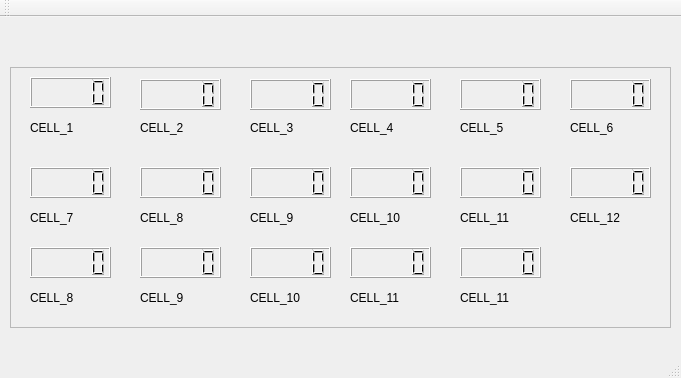
Qt form mainwindow.ui (ZEPORATH/QtTest_1) before a commit.
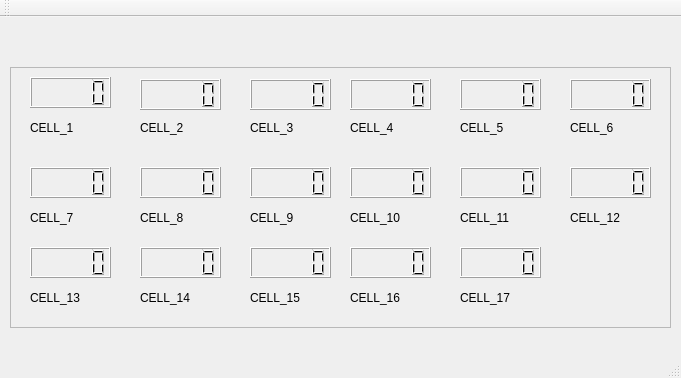
The same form after that commit.

Patch:
```diff
--- a/mainwindow.ui
+++ b/mainwindow.ui
@@ -365,7 +365,7 @@
       </rect>
      </property>
      <property name="text">
-      <string>CELL_8</string>
+      <string>CELL_13</string>
      </property>
     </widget>
     <widget class="QLabel" name="label_14">
@@ -378,7 +378,7 @@
       </rect>
      </property>
      <property name="text">
-      <string>CELL_9</string>
+      <string>CELL_14</string>
      </property>
     </widget>
     <widget class="QLabel" name="label_15">
@@ -391,7 +391,7 @@
       </rect>
      </property>
      <property name="text">
-      <string>CELL_10</string>
+      <string>CELL_15</string>
      </property>
     </widget>
     <widget class="QLabel" name="label_16">
@@ -404,7 +404,7 @@
       </rect>
      </property>
      <property name="text">
-      <string>CELL_11</string>
+      <string>CELL_16</string>
      </property>
     </widget>
     <widget class="QLabel" name="label_17">
@@ -417,7 +417,7 @@
       </rect>
      </property>
      <property name="text">
-      <string>CELL_11</string>
+      <string>CELL_17</string>
      </property>
     </widget>
    </widget>
```
Left out of the diff: 2 changed lines with no effect on the pictures.
